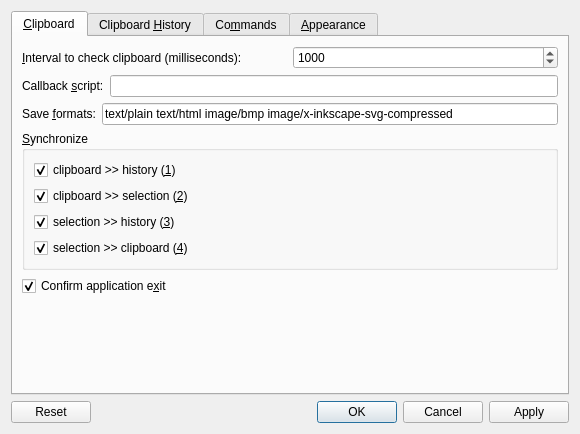
First picture: the form in src/configurationmanager.ui, repository hluk/CopyQ, before the edit.
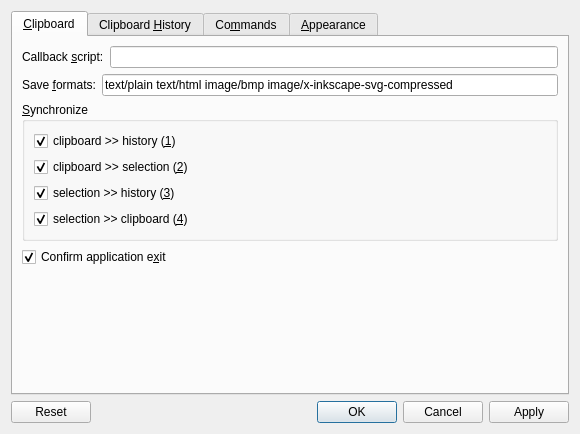
Second picture: the form after the edit. The open tabs and pages were chosen to show the change.

Commit message: removed polling for X11 clipboard/selection (not required in recent X11 and Qt)

```diff
--- a/src/configurationmanager.ui
+++ b/src/configurationmanager.ui
@@ -30,34 +30,7 @@
         </attribute>
         <layout class="QGridLayout" name="gridLayout_2">
          <item row="1" column="0">
-          <layout class="QVBoxLayout" name="verticalLayout_2" stretch="0,0,0,0,0,0">
-           <item>
-            <layout class="QHBoxLayout" name="horizontalLayout_2">
-             <item>
-              <widget class="QLabel" name="label">
-               <property name="text">
-                <string>&amp;Interval to check clipboard (milliseconds):</string>
-               </property>
-               <property name="buddy">
-                <cstring>spinInterval</cstring>
-               </property>
-              </widget>
-             </item>
-             <item>
-              <widget class="QSpinBox" name="spinInterval">
-               <property name="minimum">
-                <number>50</number>
-               </property>
-               <property name="maximum">
-                <number>1000000</number>
-               </property>
-               <property name="value">
-                <number>1000</number>
-               </property>
-              </widget>
-             </item>
-            </layout>
-           </item>
+          <layout class="QVBoxLayout" name="verticalLayout_2" stretch="0,0,0,0,0">
            <item>
             <layout class="QHBoxLayout" name="horizontalLayout">
              <property name="topMargin">
```
Left out of the diff: 3 changed lines with no effect on the pictures. The commit also changes 5 other files.
